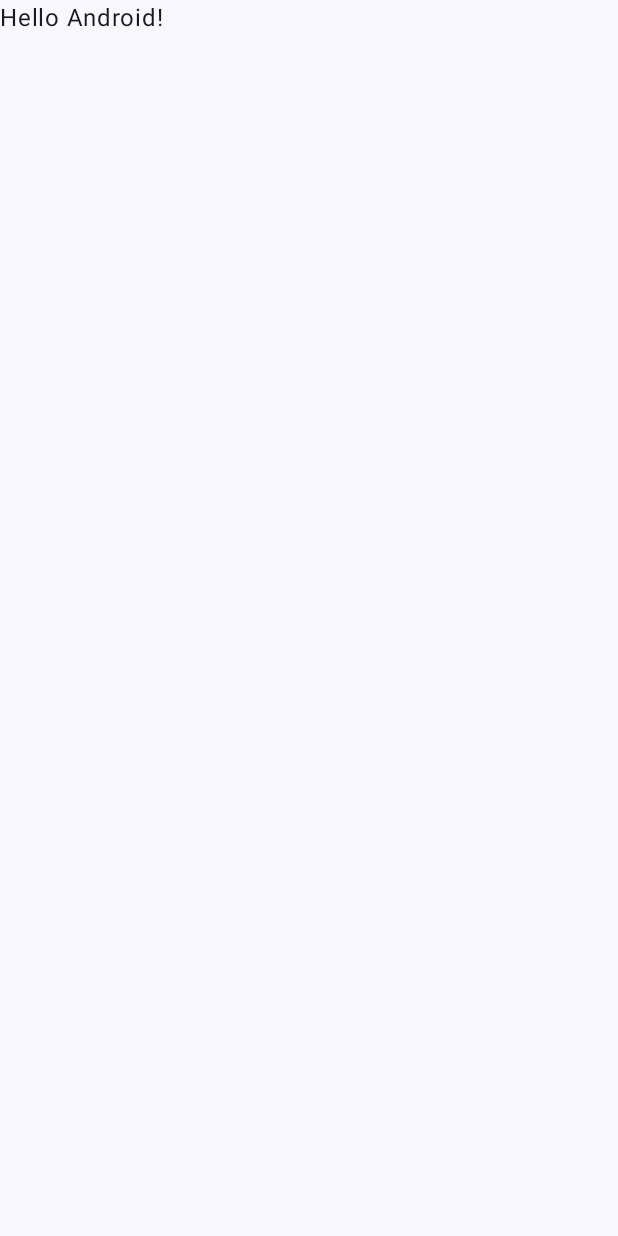
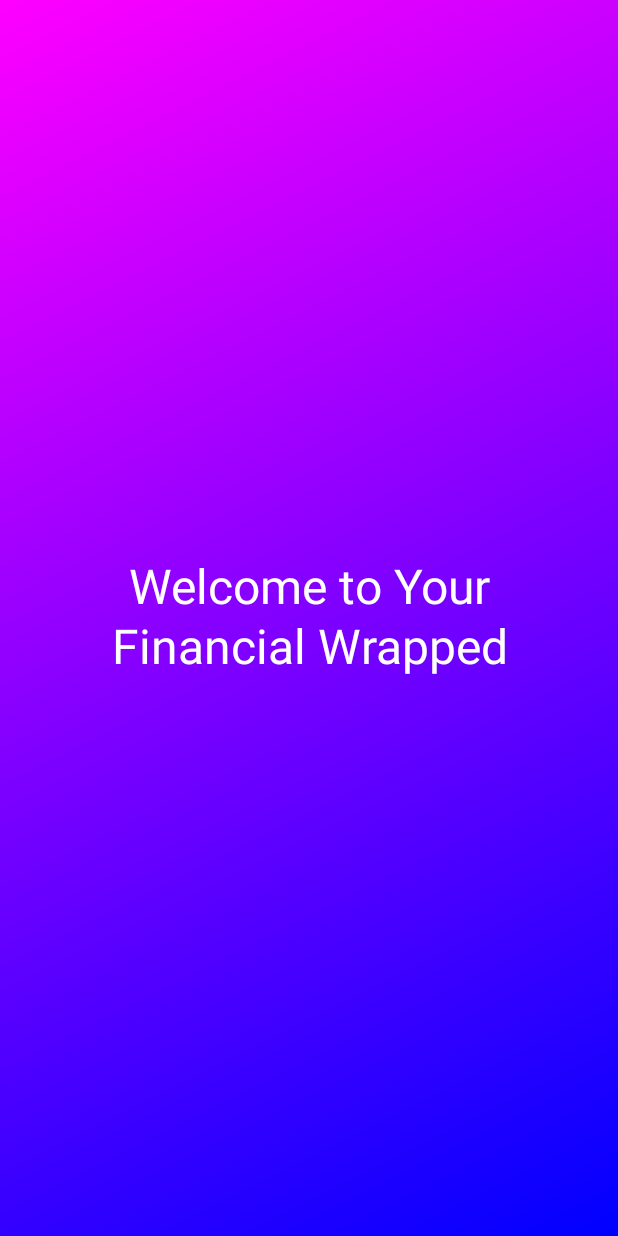
Before and after one commit to SamNgigi/GeldWrappedDemo, an Android app built with Jetpack Compose: the screen it shows after launch (MainActivity), on a phone screen of 412 x 824 dp. Before the commit the screen is almost empty. Run offline under Robolectric (Android 15) with nearby library versions, the phone set to English and light mode, and no system bars.

Commit message:
[feat]: Initial implementation working. Need to fix Monthly Summary background and text color

```diff
--- a/app/src/main/java/com/hai/geldwrappeddemo/MainActivity.kt
+++ b/app/src/main/java/com/hai/geldwrappeddemo/MainActivity.kt
@@ -3,13 +3,12 @@ package com.hai.geldwrappeddemo
 import android.os.Bundle
 import androidx.activity.ComponentActivity
 import androidx.activity.compose.setContent
-import androidx.compose.foundation.layout.fillMaxSize
-import androidx.compose.material3.MaterialTheme
-import androidx.compose.material3.Surface
 import androidx.compose.material3.Text
 import androidx.compose.runtime.Composable
 import androidx.compose.ui.Modifier
 import androidx.compose.ui.tooling.preview.Preview
+import com.hai.geldwrappeddemo.data.DummyData
+import com.hai.geldwrappeddemo.ui.pages.FinancialWrappedPager
 import com.hai.geldwrappeddemo.ui.theme.GeldWrappedDemoTheme
 
 class MainActivity : ComponentActivity() {
@@ -17,13 +16,10 @@ class MainActivity : ComponentActivity() {
         super.onCreate(savedInstanceState)
         setContent {
             GeldWrappedDemoTheme {
-                // A surface container using the 'background' color from the theme
-                Surface(
-                    modifier = Modifier.fillMaxSize(),
-                    color = MaterialTheme.colorScheme.background
-                ) {
-                    Greeting("Android")
-                }
+                FinancialWrappedPager(
+                    monthlyExpenses = DummyData.monthlySummaries,
+                    yearlySummary = DummyData.yearlySummary
+                )
             }
         }
     }
--- /dev/null
+++ b/app/src/main/java/com/hai/geldwrappeddemo/ui/pages/IntroSlide.kt
@@ -0,0 +1,36 @@
+package com.hai.geldwrappeddemo.ui.pages
+
+import androidx.compose.foundation.background
+import androidx.compose.foundation.layout.Box
+import androidx.compose.foundation.layout.fillMaxSize
+import androidx.compose.foundation.layout.padding
+import androidx.compose.material3.MaterialTheme
+import androidx.compose.material3.Text
+import androidx.compose.runtime.Composable
+import androidx.compose.ui.Alignment
+import androidx.compose.ui.Modifier
+import androidx.compose.ui.graphics.Brush
+import androidx.compose.ui.graphics.Color
+import androidx.compose.ui.text.style.TextAlign
+import androidx.compose.ui.unit.dp
+
+@Composable
+fun IntroSlide(){
+    Box(
+        modifier= Modifier
+            .fillMaxSize()
+            .background(
+                brush = Brush.linearGradient(
+                    listOf(Color.Magenta, Color.Blue)
+                )
+            )
+            .padding(32.dp),
+        contentAlignment = Alignment.Center
+    ){
+        Text(
+            text = "Welcome to Your Financial Wrapped",
+            style = MaterialTheme.typography.headlineLarge.copy(color = Color.White),
+            textAlign = TextAlign.Center
+        )
+    }
+}
--- /dev/null
+++ b/app/src/main/java/com/hai/geldwrappeddemo/ui/pages/PagerScreens.kt
@@ -0,0 +1,51 @@
+package com.hai.geldwrappeddemo.ui.pages
+
+import androidx.compose.foundation.layout.fillMaxSize
+import androidx.compose.foundation.pager.HorizontalPager
+import androidx.compose.foundation.pager.rememberPagerState
+import androidx.compose.runtime.Composable
+import androidx.compose.ui.Modifier
+import com.hai.geldwrappeddemo.data.MonthlyExpenseSummary
+import com.hai.geldwrappeddemo.data.YearlyExpenseSummary
+
+data class WrappedPage(
+    val title: String,
+    val Content: @Composable () -> Unit
+)
+
+@Composable
+fun FinancialWrappedPager(
+    monthlyExpenses: List<MonthlyExpenseSummary>,
+    yearlySummary: YearlyExpenseSummary
+){
+   val pages = buildWrappedPages(monthlyExpenses, yearlySummary)
+    val pagerState = rememberPagerState(){
+        pages.size
+    }
+
+    HorizontalPager(
+        state = pagerState,
+        modifier = Modifier.fillMaxSize()
+    ){pageIndex ->
+        pages[pageIndex].Content()
+
+    }
+}
+
+private fun buildWrappedPages(
+    monthlyExpenses: List<MonthlyExpenseSummary>,
+    yearlySummary: YearlyExpenseSummary
+): List<WrappedPage>{
+    val pages = mutableListOf<WrappedPage>()
+
+    pages.add(WrappedPage("Intro") { IntroSlide() })
+    monthlyExpenses.forEach {summary ->
+        pages.add(WrappedPage("Month: ${summary.monthName}"){
+            MonthlySlide(summary = summary)
+        })
+    }
+    pages.add(WrappedPage("Yearly Summary"){ YearlySlide(summary = yearlySummary) })
+    pages.add(WrappedPage("Thank You"){ ThankYouSlide()})
+
+    return pages
+}
--- a/app/src/main/java/com/hai/geldwrappeddemo/ui/theme/Color.kt
+++ b/app/src/main/java/com/hai/geldwrappeddemo/ui/theme/Color.kt
@@ -9,3 +9,6 @@ val Pink80 = Color(0xFFEFB8C8)
 val Purple40 = Color(0xFF6650a4)
 val PurpleGrey40 = Color(0xFF625b71)
 val Pink40 = Color(0xFF7D5260)
+
+val Purple20 = Color(0xFF2E0D68)
+val PurpleGrey20 = Color(0xFF312833)
--- a/app/src/main/java/com/hai/geldwrappeddemo/ui/theme/Theme.kt
+++ b/app/src/main/java/com/hai/geldwrappeddemo/ui/theme/Theme.kt
@@ -16,14 +16,18 @@ import androidx.compose.ui.platform.LocalView
 import androidx.core.view.WindowCompat
 
 private val DarkColorScheme = darkColorScheme(
-    primary = Purple80,
-    secondary = PurpleGrey80,
+    primary = Purple20,
+    onPrimary = Purple80,
+    secondary = PurpleGrey20,
+    onSecondary = PurpleGrey80,
     tertiary = Pink80
 )
 
 private val LightColorScheme = lightColorScheme(
-    primary = Purple40,
-    secondary = PurpleGrey40,
+    primary = Purple80,
+    onPrimary = Purple20,
+    secondary = PurpleGrey80,
+    onSecondary = PurpleGrey20,
     tertiary = Pink40
 
     /* Other default colors to override
--- a/build.gradle.kts
+++ b/build.gradle.kts
@@ -1,5 +1,7 @@
 // Top-level build file where you can add configuration options common to all sub-projects/modules.
 plugins {
-    id("com.android.application") version "8.1.4" apply false
-    id("org.jetbrains.kotlin.android") version "1.9.0" apply false
+    id("com.android.application") version "8.7.3" apply false
+    id("org.jetbrains.kotlin.android") version "2.0.20" apply false
+    id("org.jetbrains.kotlin.plugin.compose") version "2.0.0" apply false
+//    alias(libs.plugin.compose.compiler) apply false
 }
```
Also changed, not shown: app/build.gradle.kts (+4 -8 lines), app/src/main/java/com/hai/geldwrappeddemo/ui/pages/MonthlySlide.kt (added, +49 -0 lines), app/src/main/java/com/hai/geldwrappeddemo/ui/pages/ThankYouSlide.kt (added, +40 -0 lines), app/src/main/java/com/hai/geldwrappeddemo/ui/pages/YearlySlide.kt (added, +60 -0 lines), app/src/main/res/drawable/image_1.jpg (added), app/src/main/res/drawable/image_2.jpg (added), app/src/main/res/drawable/image_3.jpg (added), app/src/main/res/drawable/image_4.jpg (added), app/src/main/res/drawable/image_5.jpg (added), gradle/wrapper/gradle-wrapper.properties.
